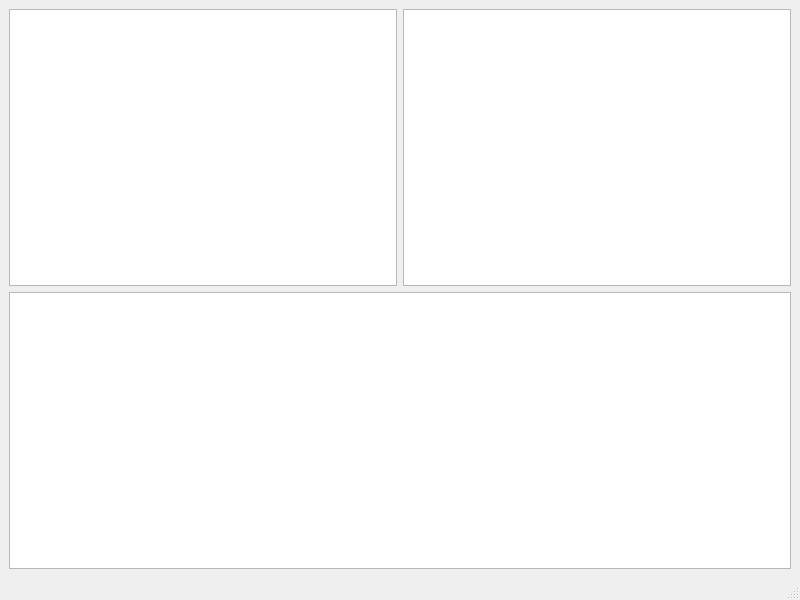
This is mainwindow.ui in PatriotRossii/FrequencyComparator as Qt 5 draws it before an edit. The edited form follows.
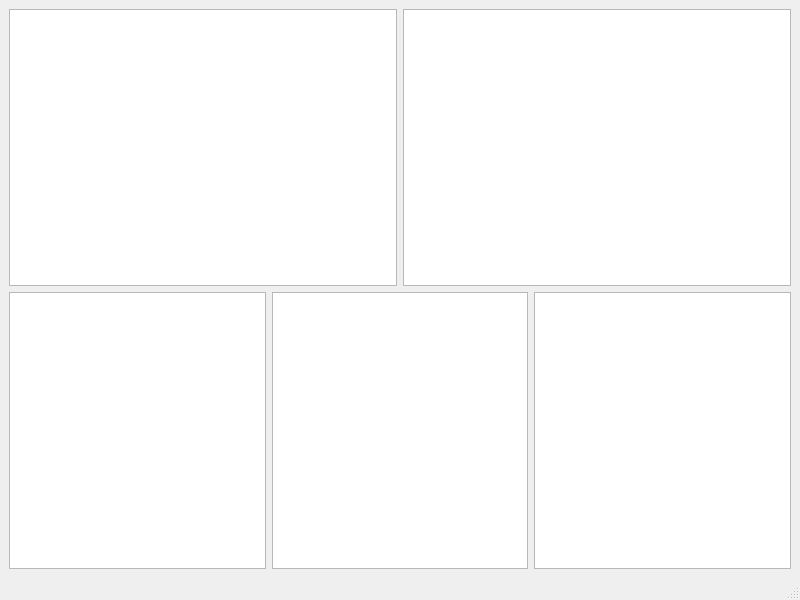
This is the edited form.

Commit message: Redesign, make better

```diff
--- a/mainwindow.ui
+++ b/mainwindow.ui
@@ -28,7 +28,17 @@
        </layout>
       </item>
       <item>
-       <widget class="QTableWidget" name="result_tbl"/>
+       <layout class="QHBoxLayout" name="horizontalLayout_4">
+        <item>
+         <widget class="QTableWidget" name="first_tbl"/>
+        </item>
+        <item>
+         <widget class="QTableWidget" name="second_tbl"/>
+        </item>
+        <item>
+         <widget class="QTableWidget" name="delta_tbl"/>
+        </item>
+       </layout>
       </item>
      </layout>
     </item>
```
The commit also changes 2 other files.
